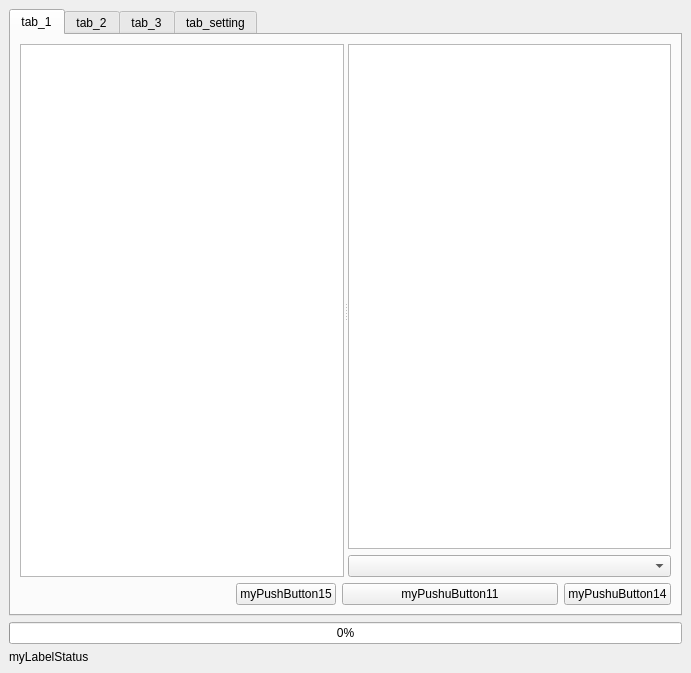
This is jpdata_dockwidget_base.ui in babayoshihiko/jpdata as Qt 5 draws it before an edit. The edited form follows.
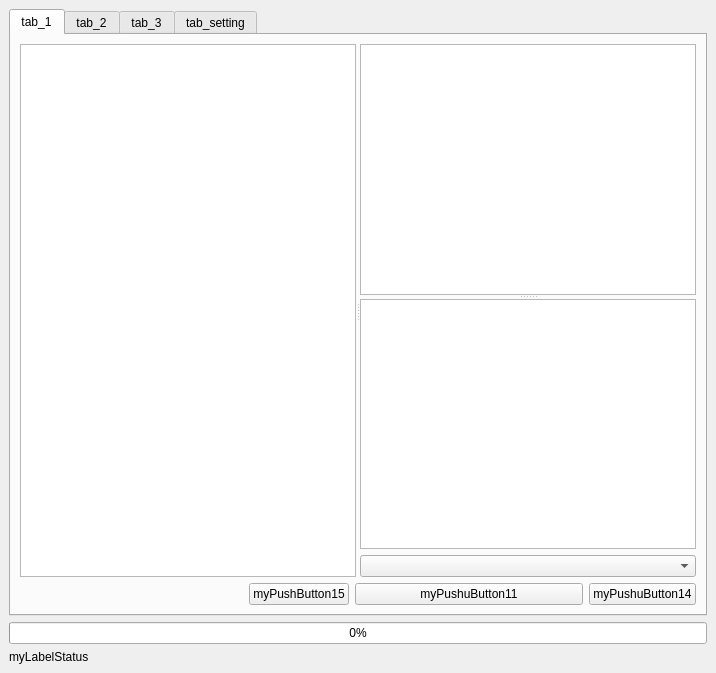
This is the edited form. The open tabs and pages were chosen to show the change.

Diff of the .ui file:
```diff
--- a/jpdata_dockwidget_base.ui
+++ b/jpdata_dockwidget_base.ui
@@ -6,7 +6,7 @@
    <rect>
     <x>0</x>
     <y>0</y>
-    <width>691</width>
+    <width>716</width>
     <height>673</height>
    </rect>
   </property>
@@ -31,7 +31,51 @@
        <attribute name="title">
         <string>tab_1</string>
        </attribute>
-       <layout class="QGridLayout" name="gridLayout_3">
+       <layout class="QGridLayout" name="gridLayout_2">
+        <item row="0" column="0">
+         <widget class="QSplitter" name="splitter_3">
+          <property name="orientation">
+           <enum>Qt::Horizontal</enum>
+          </property>
+          <widget class="QListWidget" name="myListWidget11"/>
+          <widget class="QWidget" name="verticalLayoutWidget_3">
+           <layout class="QVBoxLayout" name="verticalLayout_5">
+            <item>
+             <widget class="QSplitter" name="splitter">
+              <property name="orientation">
+               <enum>Qt::Vertical</enum>
+              </property>
+              <widget class="QListWidget" name="myListWidget12">
+               <property name="sizePolicy">
+                <sizepolicy hsizetype="Expanding" vsizetype="Expanding">
+                 <horstretch>0</horstretch>
+                 <verstretch>0</verstretch>
+                </sizepolicy>
+               </property>
+               <property name="maximumSize">
+                <size>
+                 <width>16777215</width>
+                 <height>16777215</height>
+                </size>
+               </property>
+              </widget>
+              <widget class="QListWidget" name="myListWidget13"/>
+             </widget>
+            </item>
+            <item>
+             <widget class="QComboBox" name="myComboBox11">
+              <property name="sizePolicy">
+               <sizepolicy hsizetype="Expanding" vsizetype="Fixed">
+                <horstretch>0</horstretch>
+                <verstretch>0</verstretch>
+               </sizepolicy>
+              </property>
+             </widget>
+            </item>
+           </layout>
+          </widget>
+         </widget>
+        </item>
         <item row="1" column="0">
          <layout class="QHBoxLayout" name="horizontalLayout_2">
           <item>
@@ -76,44 +120,6 @@
           </item>
          </layout>
         </item>
-        <item row="0" column="0">
-         <widget class="QSplitter" name="splitter">
-          <property name="orientation">
-           <enum>Qt::Horizontal</enum>
-          </property>
-          <widget class="QListWidget" name="myListWidget11"/>
-          <widget class="QWidget" name="layoutWidget">
-           <layout class="QVBoxLayout" name="verticalLayout_1">
-            <item>
-             <widget class="QListWidget" name="myListWidget12">
-              <property name="sizePolicy">
-               <sizepolicy hsizetype="Expanding" vsizetype="Expanding">
-                <horstretch>0</horstretch>
-                <verstretch>0</verstretch>
-               </sizepolicy>
-              </property>
-              <property name="maximumSize">
-               <size>
-                <width>16777215</width>
-                <height>16777215</height>
-               </size>
-              </property>
-             </widget>
-            </item>
-            <item>
-             <widget class="QComboBox" name="myComboBox11">
-              <property name="sizePolicy">
-               <sizepolicy hsizetype="Expanding" vsizetype="Fixed">
-                <horstretch>0</horstretch>
-                <verstretch>0</verstretch>
-               </sizepolicy>
-              </property>
-             </widget>
-            </item>
-           </layout>
-          </widget>
-         </widget>
-        </item>
        </layout>
       </widget>
       <widget class="QWidget" name="tab_2">
```
Left out of the diff: 28 changed lines with no effect on the pictures.
